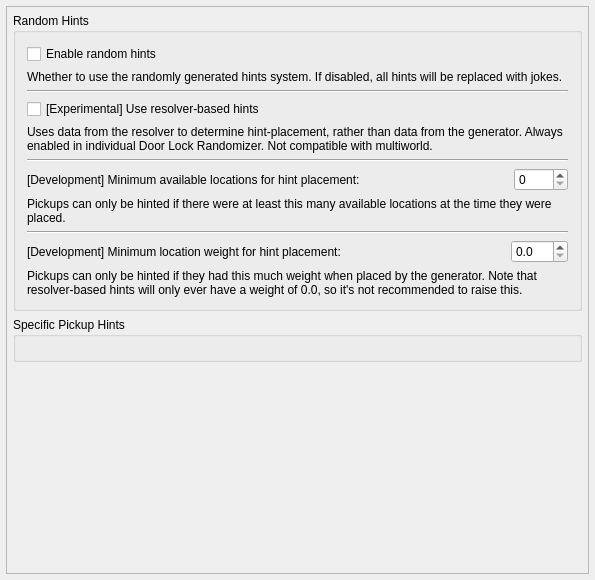
Before: the Qt Designer form randovania/gui/ui_files/preset_hints.ui in randovania/randovania, drawn with Qt 5.
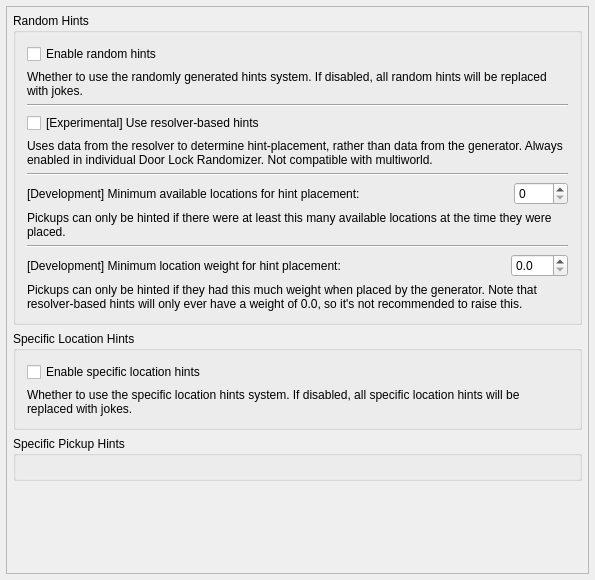
After: the same form once the commit is applied.

Commit message: add setting to disable specific location hints

Patch:
```diff
--- a/randovania/gui/ui_files/preset_hints.ui
+++ b/randovania/gui/ui_files/preset_hints.ui
@@ -85,7 +85,7 @@
            <item>
             <widget class="QLabel" name="enable_random_hints_description">
              <property name="text">
-              <string>Whether to use the randomly generated hints system. If disabled, all hints will be replaced with jokes.</string>
+              <string>Whether to use the randomly generated hints system. If disabled, all random hints will be replaced with jokes.</string>
              </property>
              <property name="wordWrap">
               <bool>true</bool>
@@ -270,6 +270,32 @@
           </layout>
          </widget>
         </item>
+        <item>
+         <widget class="QGroupBox" name="specific_location_hints_box">
+          <property name="title">
+           <string>Specific Location Hints</string>
+          </property>
+          <layout class="QVBoxLayout" name="verticalLayout_2">
+           <item>
+            <widget class="QCheckBox" name="enable_specific_location_hints_check">
+             <property name="text">
+              <string>Enable specific location hints</string>
+             </property>
+            </widget>
+           </item>
+           <item>
+            <widget class="QLabel" name="enable_specific_location_hints_description">
+             <property name="text">
+              <string>Whether to use the specific location hints system. If disabled, all specific location hints will be replaced with jokes.</string>
+             </property>
+             <property name="wordWrap">
+              <bool>true</bool>
+             </property>
+            </widget>
+           </item>
+          </layout>
+         </widget>
+        </item>
         <item>
          <widget class="QGroupBox" name="specific_pickup_hints_box">
           <property name="title">
```
The commit also changes 19 other files.
